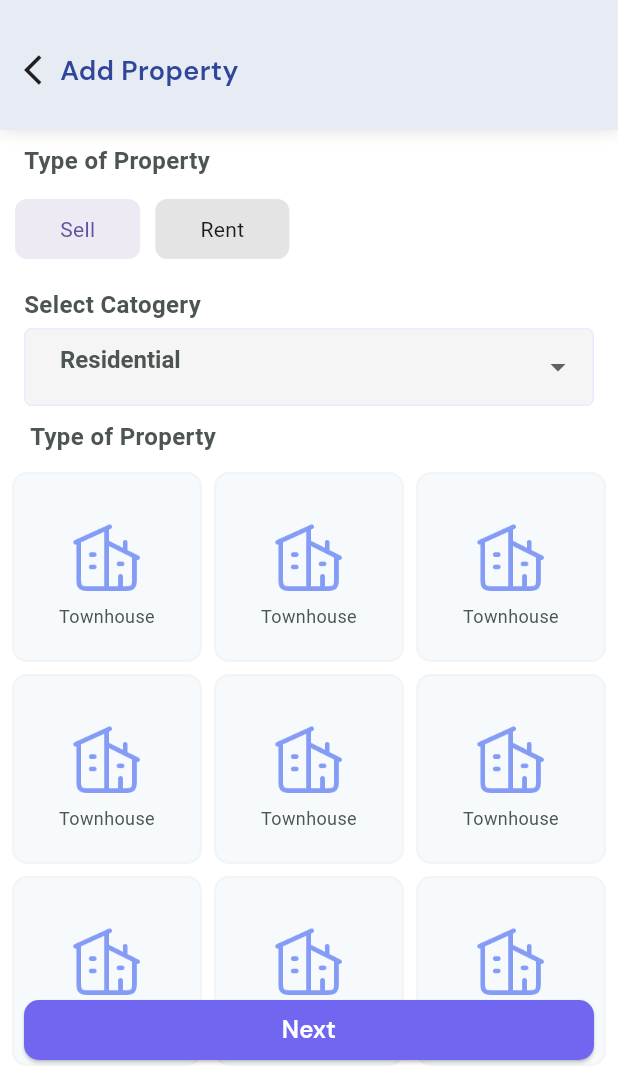
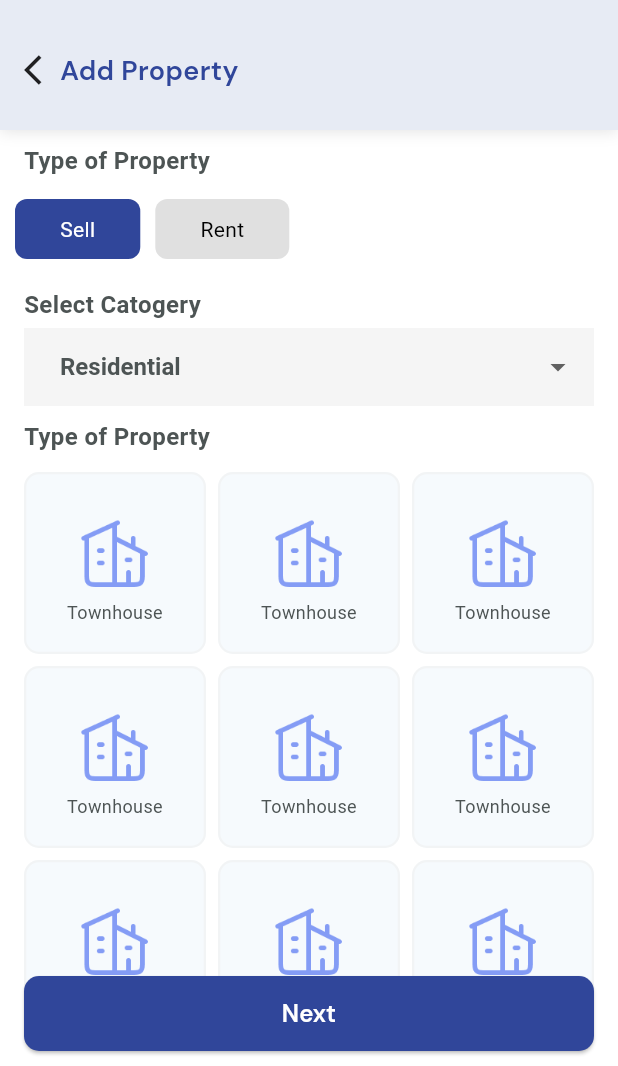
Before and after one commit to yash1711v/ZingCity, a Flutter app: the AddPropertyScreen screen opened by its route, on a phone screen of 412 x 824 dp, the part 170-1236 px from its top. Run offline on Flutter 3.47's test engine with Material 3 defaults, Android fonts, the phone set to English and light mode, and no system bars; drawn by our look-alikes of chips_choice; our stand-ins replace cached_network_image, carousel_slider, dartz, dotted_border, dotted_line, equatable and 15 more; missing offline and left inert: bottom_bar, flutter_font_awesome_web_names, flutter_timer_countdown; accounts and stored records are empty; network calls fail; Roboto replaces fonts that are missing (Manrope); project files that could hold a hidden picture were left out.

Commit message:
refactor: 5-11-2024 work

```diff
--- a/lib/presentation/screens/home/component/headline_text.dart
+++ b/lib/presentation/screens/home/component/headline_text.dart
@@ -16,7 +16,7 @@ class HeadlineText extends StatelessWidget {
   Widget build(BuildContext context) {
     return Padding(
       padding: EdgeInsets.symmetric(
-              horizontal: isPadding ? 15.0 : 0.0, vertical: 12.0)
+              horizontal: isPadding ? 15.0 : 0.0, vertical: isPadding ?12.0:0)
           .copyWith(top: 6.0),
       child: Row(
         mainAxisAlignment: MainAxisAlignment.spaceBetween,
--- a/lib/presentation/screens/property_create/add_property_screen.dart
+++ b/lib/presentation/screens/property_create/add_property_screen.dart
@@ -104,10 +104,12 @@ class _AddPropertyScreenState extends State<AddPropertyScreen> {
        Screenfour(),
       ]),
       bottomNavigationBar:  Padding(
-        padding: const EdgeInsets.symmetric(horizontal: 16.0),
+        padding: const EdgeInsets.symmetric(horizontal: 16.0,vertical: 10),
         child: Row(
           children: [
             Expanded(
+                child: Container(
+                  height: 50,
                   child: ElevatedButton(
                       style: ElevatedButton.styleFrom(
                           backgroundColor: primaryColor,
@@ -127,7 +129,8 @@ class _AddPropertyScreenState extends State<AddPropertyScreen> {
                           fontWeight: FontWeight.w600,
                           height: 0,
                         ),
-                    )))
+                      )),
+                ))
           ],
         ),
       ),
--- a/lib/presentation/screens/property_create/add_screen2.dart
+++ b/lib/presentation/screens/property_create/add_screen2.dart
@@ -180,7 +180,7 @@ class _AddScreen2State extends State<AddScreen2> {
               ),
             ),
             SizedBox(
-              height: 20,
+              height: 80,
             ),
           ],
         ),
--- a/lib/presentation/screens/property_create/add_screen3.dart
+++ b/lib/presentation/screens/property_create/add_screen3.dart
@@ -85,7 +85,7 @@ class _Screen3State extends State<Screen3> {
                     ),
                   ),
                   const SizedBox(
-                    height: 16,
+                    height: 10,
                   ),
                   const Padding(
                     padding: EdgeInsets.symmetric(horizontal: 10.0),
--- a/lib/presentation/screens/property_create/add_scren1.dart
+++ b/lib/presentation/screens/property_create/add_scren1.dart
@@ -1,6 +1,7 @@
 import 'package:chips_choice/chips_choice.dart';
 
 import '../../../state_inject_package_names.dart';
+import '../../utils/constraints.dart';
 
 class ScreenOne extends StatefulWidget {
   const ScreenOne({super.key});
@@ -56,10 +57,16 @@ class _ScreenOneState extends State<ScreenOne> {
                     value: (i, v) => i,
                     label: (i, v) => v,
                   ),
-                  choiceStyle: const C2ChipStyle(
-                    padding: EdgeInsets.symmetric(horizontal: 30), // Chip width
-                    height: 40, // Chip height
+                  choiceStyle:  C2ChipStyle.filled(
+                    color: Colors.grey[300],
+                    padding: const EdgeInsets.symmetric(horizontal: 30),
+                    selectedStyle:  C2ChipStyle(
+                      backgroundColor: Color(0xFF30469A),
+                      borderWidth: 10,
+                      backgroundOpacity: 1,
                     ),
+                    height: 40,
+                  )
                 ),
               ],
             ),
@@ -89,18 +96,22 @@ class _ScreenOneState extends State<ScreenOne> {
             ),
             Padding(
               padding: const EdgeInsets.symmetric(horizontal: 16.0),
+              child: Container(
+                color: const Color(0xFFF5F5F5),
                 child: DropdownButtonFormField<String>(
                   dropdownColor: Color(0xFFF5F5F5),
                   decoration: const InputDecoration(
-                  fillColor: Color(0xFFF5F5F5),
+                    fillColor: Colors.transparent,
                     border: InputBorder.none,
+                    errorBorder: InputBorder.none,
+                    focusedBorder: InputBorder.none,
+                    enabledBorder: InputBorder.none,
                   ),
                   style: const TextStyle(
                     color: Color(0xFF4D5454),
                     fontSize: 16,
                     fontFamily: 'Manrope',
                     fontWeight: FontWeight.w600,
-                  height: 0.09,
                   ),
                   value: "Residential",
                   hint: const Text("Select Category"),
@@ -124,11 +135,12 @@ class _ScreenOneState extends State<ScreenOne> {
                   },
                 ),
               ),
+            ),
             const SizedBox(
               height: 20,
             ),
             const Padding(
-              padding: EdgeInsets.symmetric(horizontal: 20.0),
+              padding: EdgeInsets.symmetric(horizontal: 16.0),
               child: Row(
                 mainAxisAlignment: MainAxisAlignment.start,
                 children: [
@@ -148,7 +160,9 @@ class _ScreenOneState extends State<ScreenOne> {
             const SizedBox(
               height: 15,
             ),
-            GridView.builder(
+            Padding(
+              padding: const EdgeInsets.symmetric(horizontal: 8.0),
+              child: GridView.builder(
                 shrinkWrap: true,
                 physics: const NeverScrollableScrollPhysics(),
                 gridDelegate: const SliverGridDelegateWithFixedCrossAxisCount(
@@ -198,6 +212,7 @@ class _ScreenOneState extends State<ScreenOne> {
                 },
                 padding: const EdgeInsets.all(8.0),
               ),
+            ),
           ],
         ),
       ),
--- a/lib/presentation/utils/constraints.dart
+++ b/lib/presentation/utils/constraints.dart
@@ -2,7 +2,7 @@ import 'package:flutter/material.dart';
 
 import '../widget/custom_images.dart';
 
-const Color primaryColor = Color(0xFF7166F0);
+const Color primaryColor = Color(0xFF30469A);
 const Color blackColor = Color(0xFF111111);
 const Color grayColor = Color(0xFF7E8BA0);
 const Color whiteColor = Color(0xFFFFFFFF);
--- a/lib/presentation/widget/custom_theme.dart
+++ b/lib/presentation/widget/custom_theme.dart
@@ -5,6 +5,13 @@ import '../utils/constraints.dart';
 
 class CustomTheme {
   static final theme = ThemeData(
+    elevatedButtonTheme: ElevatedButtonThemeData(
+      style: ButtonStyle(
+        backgroundColor: MaterialStateProperty.all<Color>(primaryColor),
+        shape: MaterialStateProperty.all<RoundedRectangleBorder>(
+            RoundedRectangleBorder(borderRadius: BorderRadius.circular(5.0))),
+      ),
+    ),
     scaffoldBackgroundColor: scaffoldBackground,
     // scaffoldBackgroundColor: const Color(0xFFEDEDED),
     appBarTheme: const AppBarTheme(elevation: 0.0, shadowColor: transparent,scrolledUnderElevation: 0.0,  color: Color(0xFFE7EBF4),),
```
Also changed, not shown: lib/presentation/screens/all_settings/all_settings_screen.dart (+4 -4 lines), lib/presentation/screens/dashboard/dashboard_screen.dart (+38 -26 lines), lib/presentation/screens/home/component/horizontal_category_view.dart (+5 -5 lines), lib/presentation/screens/home/home_screen.dart (+29 -20 lines), lib/presentation/screens/rent_screen/rent_screen.dart (+15 -15 lines), lib/presentation/screens/splash/splash_screen.dart (+9 -1 lines). Lines whose indentation alone changed are shown as unchanged.
